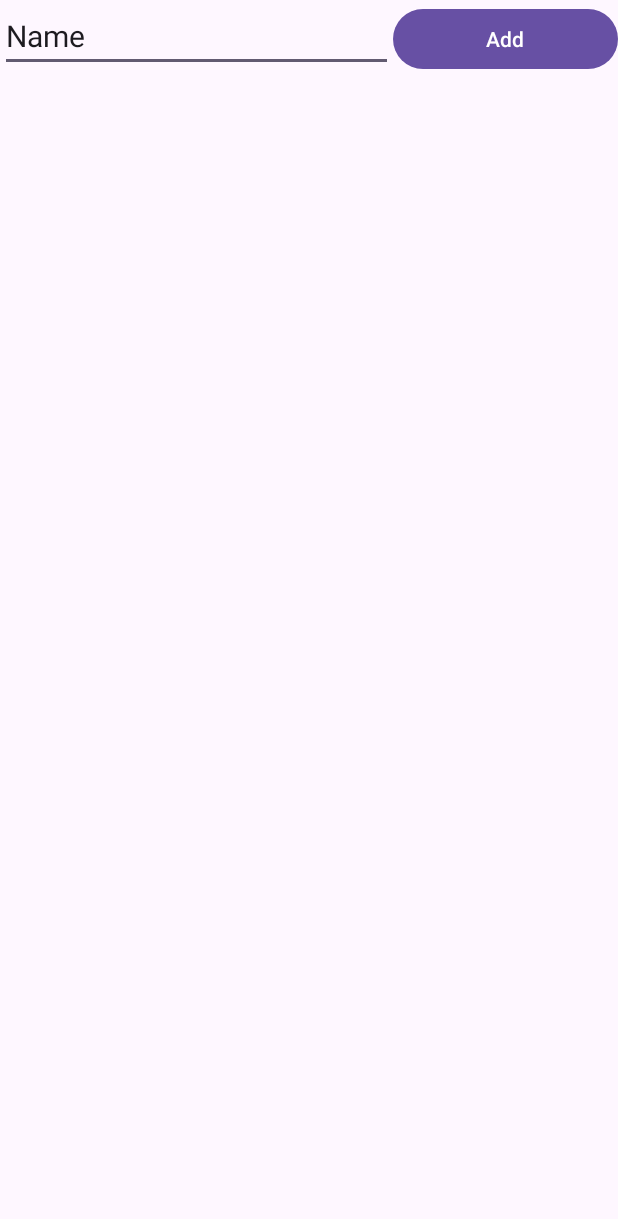
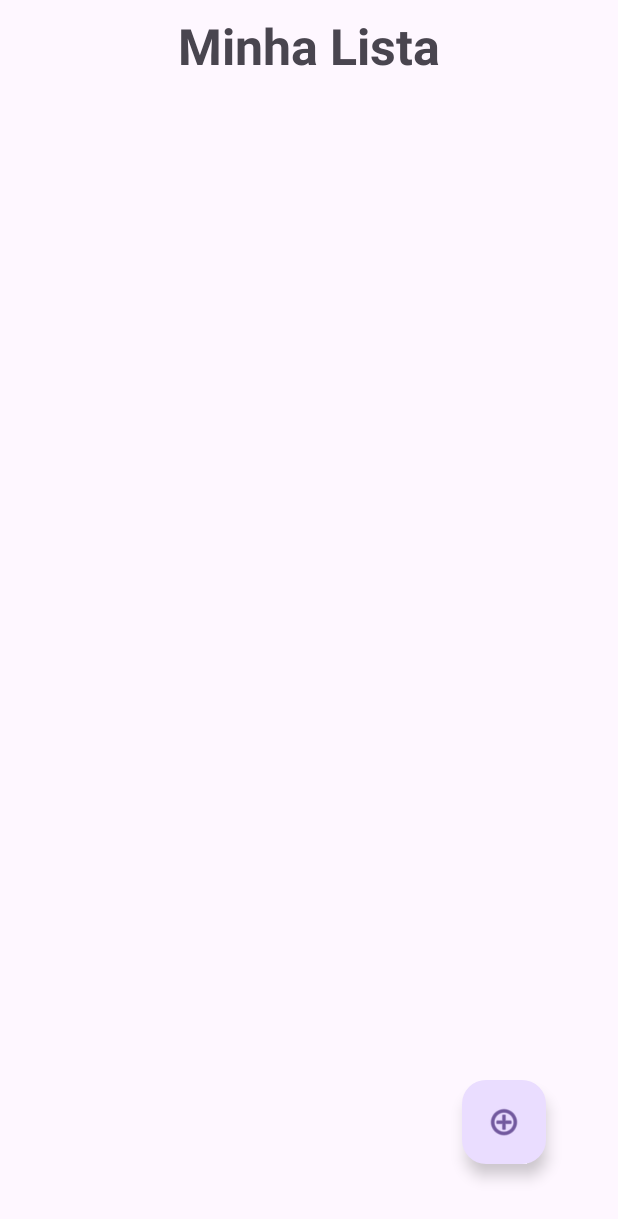
Before and after one commit to Dardin906/Lista-Simples, an Android app: the screen it shows after launch (MainActivity), on a phone screen of 412 x 824 dp. Shown: the top 1219 px of the screen. Run offline under Robolectric (Android 15) with nearby library versions, the phone set to English and light mode, and no system bars.

Commit message:
First commit

```diff
--- a/app/src/main/java/com/example/listasimples/MainActivity.kt
+++ b/app/src/main/java/com/example/listasimples/MainActivity.kt
@@ -1,13 +1,16 @@
 package com.example.listasimples
 
-import android.app.AlertDialog
-import androidx.appcompat.app.AppCompatActivity
 import android.os.Bundle
 import android.widget.ArrayAdapter
 import android.widget.Button
 import android.widget.EditText
 import android.widget.ListView
+import android.widget.TextView
 import android.widget.Toast
+import androidx.appcompat.app.AlertDialog
+import androidx.appcompat.app.AppCompatActivity
+import androidx.core.view.isVisible
+import com.google.android.material.floatingactionbutton. FloatingActionButton
 
 
 class MainActivity : AppCompatActivity() {
@@ -16,17 +19,19 @@ class MainActivity : AppCompatActivity() {
         setContentView(R.layout.activity_main)
         val etnovatarefa = findViewById<EditText>(R.id.etnovatarefa)
         val btadd = findViewById<Button>(R.id.btadd)
-        val lvtarefas = findViewById<ListView>(R.id.lvtarefas)
+        val tvTitulo = findViewById<TextView>(R.id.tvtitulo)
+        val lvTarefas = findViewById<ListView>(R.id.lvtarefas)
 
-        //aqui criamos a lista de Strings, inicialmente vazia
+        val fab = findViewById<FloatingActionButton>(R.id.fab)
+        fab.setOnClickListener {
+            tvTitulo.isVisible = false
+            etnovatarefa.isVisible = true
+            btadd.isVisible = true
+        }
+
         val listaTarefas: ArrayList<String> = ArrayList()
-
-        //para trabalhar com listas, precisamos de um adapter
-        //um componente adicional do android para layout de listas
         val adapter = ArrayAdapter(this, android.R.layout.simple_list_item_1, listaTarefas)
-
-        //aqui o adapter do listview recebe o adapter que criamos
-        lvtarefas.adapter = adapter
+        lvTarefas.adapter = adapter
 
         btadd.setOnClickListener {
             if (etnovatarefa.text.isNullOrEmpty()) {
@@ -39,7 +44,7 @@ class MainActivity : AppCompatActivity() {
                 etnovatarefa.setText("")
             }
         }
-        lvtarefas.setOnItemClickListener { _, _, position, _ ->
+        lvTarefas.setOnItemLongClickListener { _, _, position, _ ->
             //aqui montamos a caixa de diálogo
             val alerta = AlertDialog.Builder(this)
             alerta.setTitle("Atenção!")
@@ -58,4 +63,8 @@ class MainActivity : AppCompatActivity() {
             true
         }
     }
+
+
+
+
 }
--- a/app/src/main/res/layout/activity_main.xml
+++ b/app/src/main/res/layout/activity_main.xml
@@ -4,6 +4,7 @@
     xmlns:tools="http://schemas.android.com/tools"
     android:id="@+id/main"
     android:orientation="vertical"
+    android:padding="8dp"
     android:layout_width="match_parent"
     android:layout_height="match_parent"
     tools:context=".MainActivity">
@@ -12,28 +13,59 @@
         android:layout_width="match_parent"
         android:layout_height="wrap_content"
         android:orientation="horizontal">
-
+        <TextView
+            android:id="@+id/tvtitulo"
+            android:layout_width="match_parent"
+            android:layout_height="wrap_content"
+            android:text="Minha Lista"
+            android:textAlignment="center"
+            android:textSize="33sp"
+            android:textStyle="bold"
+            android:visibility="visible" />
         <EditText
             android:id="@+id/etnovatarefa"
             android:layout_width="wrap_content"
             android:layout_height="wrap_content"
             android:layout_weight="1"
-            android:text="Name"
+            android:hint="digite uma tarefa..."
+            android:visibility="gone"
             android:textAppearance="@style/TextAppearance.AppCompat.Medium"
             android:textSize="20sp" />
-
         <Button
             android:id="@+id/btadd"
             android:layout_width="150dp"
             android:layout_height="wrap_content"
-            android:onClick="add"
+            android:visibility="gone"
             android:text="Add" />
+
 
 
     </LinearLayout>
 
-    <ListView
-        android:id="@+id/lvtarefas"
+    <androidx.constraintlayout.widget.ConstraintLayout
         android:layout_width="match_parent"
-        android:layout_height="match_parent" />
+        android:layout_height="match_parent">
+
+        <ListView
+            android:id="@+id/lvtarefas"
+            android:layout_width="match_parent"
+            android:layout_height="match_parent">
+
+        </ListView>
+
+
+        <com.google.android.material.floatingactionbutton.FloatingActionButton
+            android:id="@+id/fab"
+            android:layout_width="wrap_content"
+            android:layout_height="wrap_content"
+            android:layout_marginEnd="40dp"
+            android:layout_marginBottom="40dp"
+            android:clickable="true"
+            android:contentDescription="Action Add"
+            android:visibility="visible"
+            app:layout_constraintBottom_toBottomOf="parent"
+            app:layout_constraintEnd_toEndOf="parent"
+            app:srcCompat="@android:drawable/ic_menu_add" />
+
+    </androidx.constraintlayout.widget.ConstraintLayout>
 </LinearLayout>
```
